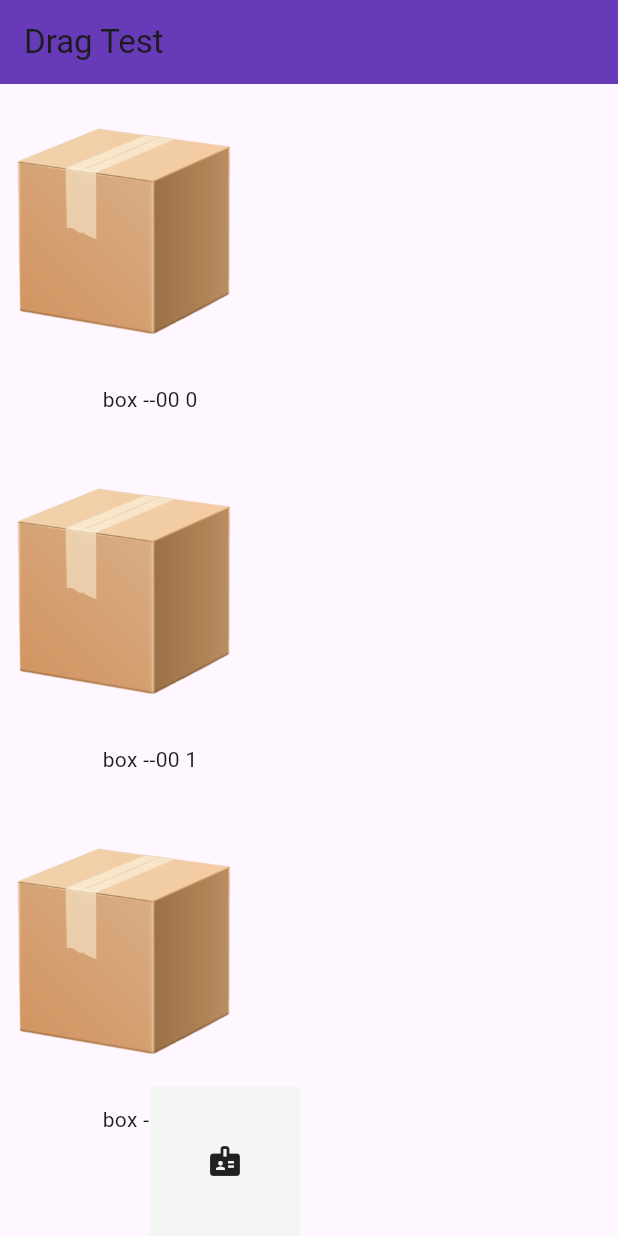
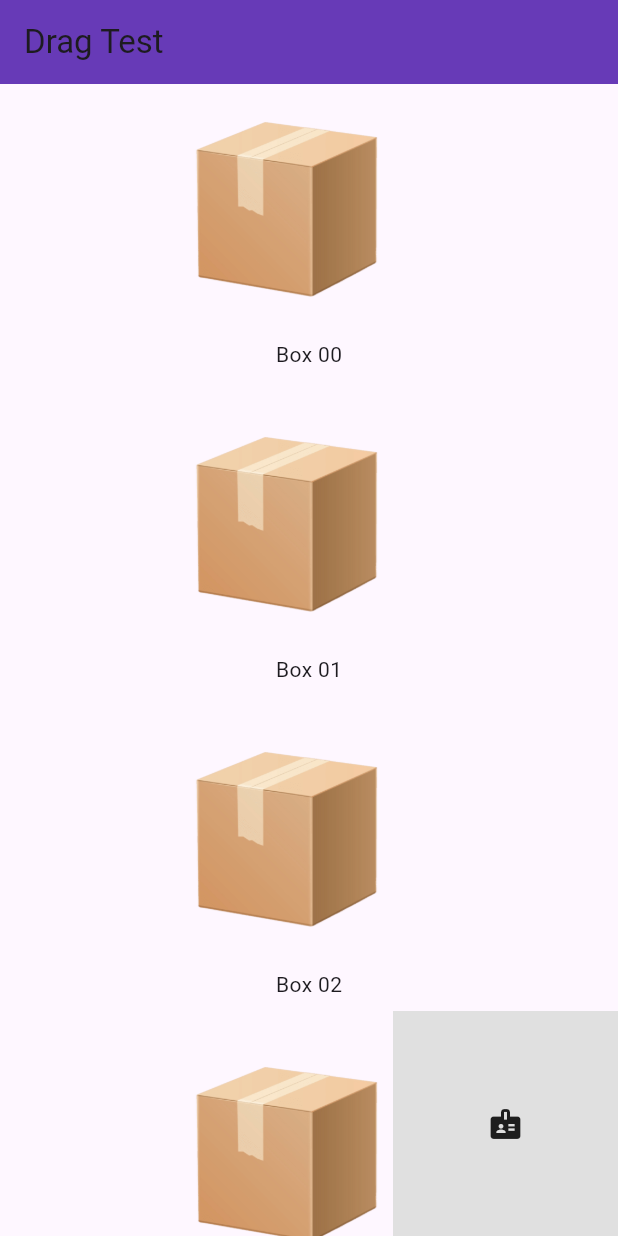
Before and after one commit to jbjason/ui_challenge_02, a Flutter app: the screen it shows after launch, on a phone screen of 412 x 824 dp. Run offline on Flutter 3.47's test engine with Material 3 defaults, Android fonts, the phone set to English and light mode, and no system bars.

Commit message:
drag parctice page added

```diff
--- a/lib/constant/my_dimens.dart
+++ b/lib/constant/my_dimens.dart
@@ -1,5 +1,6 @@
 import 'package:flutter/material.dart';
 import 'package:ui_challenge_02/constant/my_color.dart';
+import 'dart:math';
 
 class MyDimens {
   Widget getCircularItem({
@@ -32,4 +33,25 @@ class MyDimens {
       ),
     );
   }
+
+  double getDistancePercentage({
+    required Offset currentpoint,
+    required Offset center,
+    required Offset rightCorner,
+  }) {
+    // Calculate actual distance from center to point
+    double dxPoint = currentpoint.dx - center.dx;
+    double dyPoint = currentpoint.dy - center.dy;
+    double actualDistance = sqrt(dxPoint * dxPoint + dyPoint * dyPoint);
+
+    // Calculate maximum possible distance (center to corner)
+    double dxMax = rightCorner.dx - center.dx;
+    double dyMax = rightCorner.dy - center.dy;
+    double maxDistance = sqrt(dxMax * dxMax + dyMax * dyMax);
+
+    // Return percentage
+    return (actualDistance / maxDistance).clamp(.2, 1); // * 100;
+    // adding clamp bcz, um using percentage for scalling & its to between (1- (0 to .85)).
+    // setting .2 is the lower limit
+  }
 }
--- a/lib/screens/drag_test_screen.dart
+++ b/lib/screens/drag_test_screen.dart
@@ -1,5 +1,6 @@
 import 'package:flutter/material.dart';
 import 'package:ui_challenge_02/constant/media_extension.dart';
+import 'package:ui_challenge_02/constant/my_dimens.dart';
 import 'package:ui_challenge_02/constant/my_image.dart';
 
 class DragTestScreen extends StatefulWidget {
@@ -9,52 +10,70 @@ class DragTestScreen extends StatefulWidget {
 }
 
 class _DragTestScreenState extends State<DragTestScreen> {
-  int acceptedData = 0;
-  Offset? targetCenter = Offset(0, 0);
+  double _percent = 0.0, _test = 0;
+  Offset _currentPoint = Offset(0, 0),
+      _targetCenter = Offset(0, 0),
+      _targetRightCorner = Offset(150, 150);
 
   @override
   void initState() {
     super.initState();
     WidgetsBinding.instance.addPostFrameCallback(
-      (_) => targetCenter =
-          Offset(context.screenWidth - 50, context.screenHeight - 50),
+      (_) {
+        _targetCenter =
+            Offset(context.screenWidth - 75, context.screenHeight - 75);
+        _targetRightCorner = Offset(context.screenWidth, context.screenHeight);
+
+        print("center : $_targetCenter");
+        print("center : $_targetRightCorner");
+      },
     );
   }
 
   @override
   Widget build(BuildContext context) {
-    print("Size: ${context.screenHeight}  -- ${context.screenWidth}");
+    // print("Size: ${context.screenHeight}  -- ${context.screenWidth}");
     return Scaffold(
       appBar:
           AppBar(title: Text("Drag Test"), backgroundColor: Colors.deepPurple),
       body: Stack(
+        fit: StackFit.expand,
         children: [
-          Column(
+          SingleChildScrollView(
+            physics: NeverScrollableScrollPhysics(),
+            child: Column(
               spacing: 20,
               children: List.generate(
-              3,
+                6,
                 (i) => Draggable(
                   key: Key("Draggable-0$i"),
                   data: 10,
-                feedback: Image.asset(MyImage.boxImg, width: 200, height: 200),
+                  feedback: Transform.scale(
+                    scale: 1 + _test,
+                    child: Image.asset(MyImage.boxImg, width: 170, height: 170),
+                  ),
                   child: Column(
                     children: [
-                    Image.asset(MyImage.boxImg, width: 200, height: 200),
-                    Text("box --00 $i"),
+                      Image.asset(MyImage.boxImg, width: 170, height: 170),
+                      Text("Box 0$i"),
                     ],
                   ),
                   onDragUpdate: (details) {
+                    _currentPoint = details.localPosition;
+                    _test += .0005;
+                    setState(() {});
                     // print(
-                  //     "dx ${details.delta.dx.toStringAsFixed(3)} <---> dy ${details.delta.dy.toStringAsFixed(3)}");
+                    //     "dx ${details.localPosition.dx.toStringAsFixed(3)} <---> dy ${details.localPosition.dy.toStringAsFixed(3)}");
                   },
+                ),
               ),
             ),
           ),
           Positioned(
             right: 0,
             bottom: 0,
-            height: 100,
-            width: 100,
+            height: 150,
+            width: 150,
             child: DragTarget<int>(
               builder: (
                 BuildContext context,
@@ -63,20 +82,27 @@ class _DragTestScreenState extends State<DragTestScreen> {
               ) {
                 return Container(
                   constraints: BoxConstraints.expand(),
-                  color: Colors.grey.shade100,
+                  color: Colors.grey.shade300,
                   child: Center(child: Icon(Icons.badge)),
                 );
               },
               onMove: (details) {
+                // print(
+                //     "dx ${details.offset.dx.toStringAsPrecision(3)} <---> dy ${details.offset.dy.toStringAsFixed(3)}");
+                // Offset center = Offset(100, 100);
+                // Offset corner = Offset(150, 150); // Using bottom-right corner
+                // Offset point = Offset(75, 75);
+
+                _percent = MyDimens().getDistancePercentage(
+                  currentpoint: _currentPoint,
+                  center: _targetCenter,
+                  rightCorner: _targetRightCorner,
+                );
+                setState(() {});
                 print(
-                    "dx ${details.offset.dx.toStringAsPrecision(3)} <---> dy ${details.offset.dy.toStringAsFixed(3)}");
-
+                    'current Point from ${_percent.toStringAsFixed(2)}% center');
               },
-              onAcceptWithDetails: (DragTargetDetails<int> details) {
-                setState(() {
-                  acceptedData += details.data;
-                });
-              },
+              onAcceptWithDetails: (DragTargetDetails<int> details) {},
             ),
           ),
         ],
```
Also changed, not shown: lib/main.dart (+0 -24 lines). Lines whose indentation alone changed are shown as unchanged.
